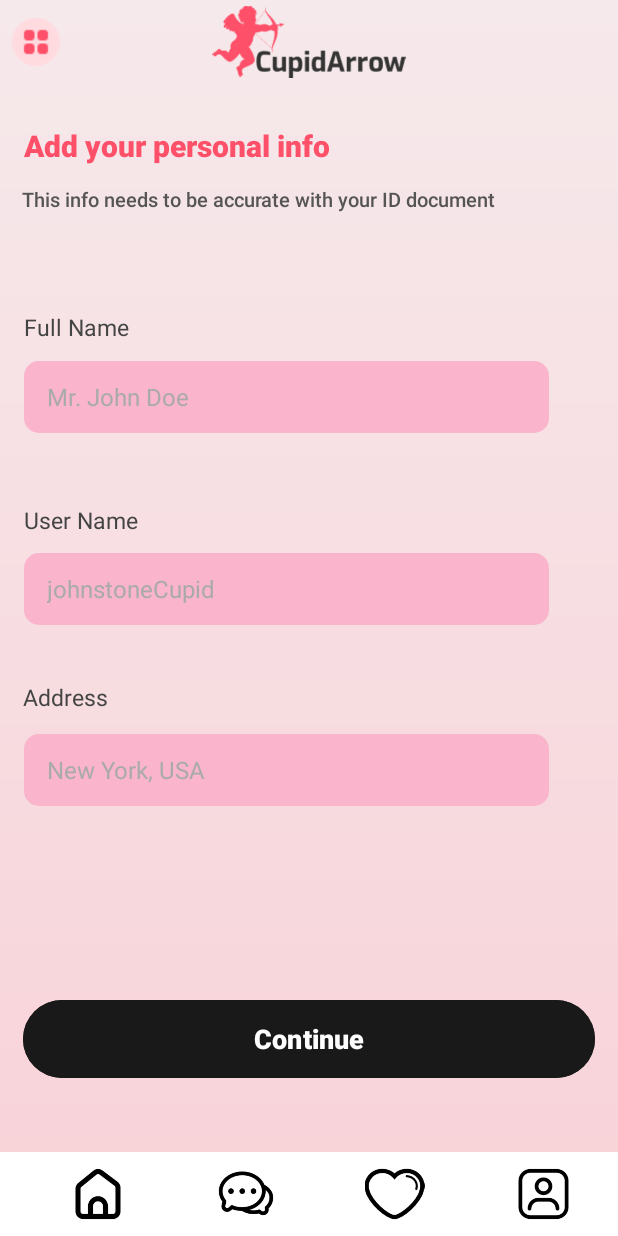
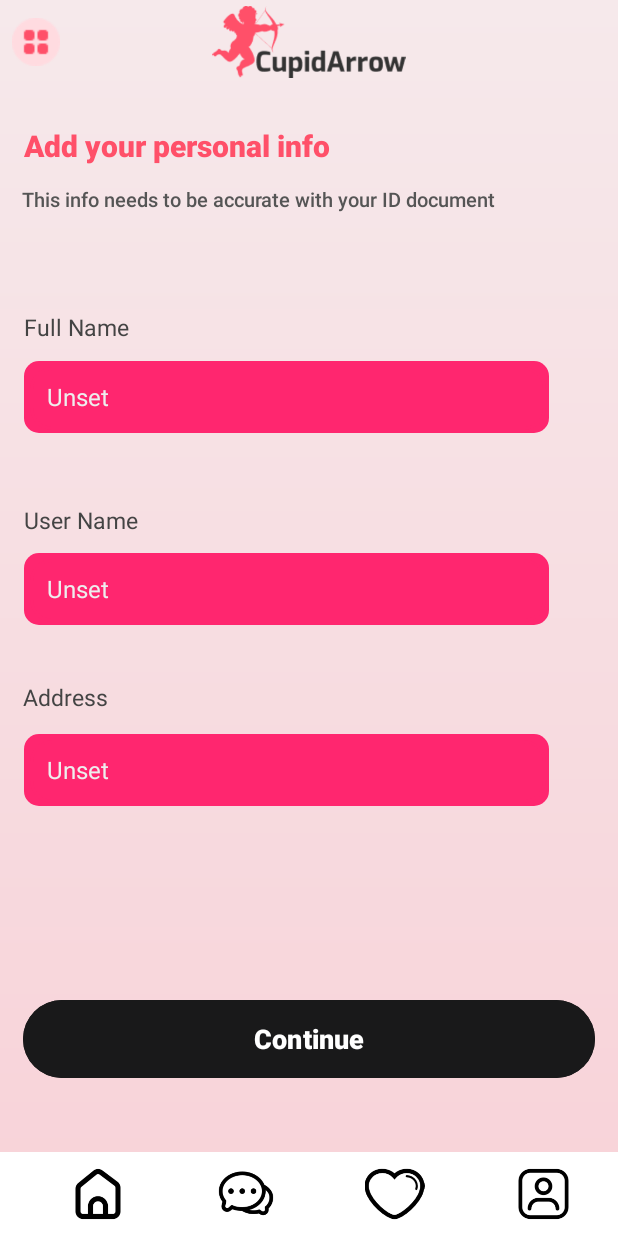
Before and after one commit to voquynhnga/Cupid-App, an Android app: the MySettingFragment screen opened through its navigation route, after a tap on "Continue", on a phone screen of 412 x 824 dp. Run offline under Robolectric (Android 15) with nearby library versions, the phone set to English and light mode, and no system bars; our stand-ins replace navigation-ui.

Commit message:
Validate basic Setting layout and EventListener onFocus

```diff
--- a/app/src/main/java/com/midterm/destined/MySettingFragment.java
+++ b/app/src/main/java/com/midterm/destined/MySettingFragment.java
@@ -35,11 +35,63 @@ public class MySettingFragment extends Fragment {
         binding = FragmentMySettingBinding.inflate(getLayoutInflater());
         View view = binding.getRoot();
 
+        binding.edFullName.setOnFocusChangeListener(new View.OnFocusChangeListener() {
+            @Override
+            public void onFocusChange(View view, boolean hasFocus) {
+                if(hasFocus){
+                    binding.edFullName.setHint("");
+                }
+                else {
+                    binding.edFullName.setHint("Unset");
+                }
+            }
+        });
+
+        binding.edUserName.setOnFocusChangeListener(new View.OnFocusChangeListener() {
+            @Override
+            public void onFocusChange(View view, boolean hasFocus) {
+                if(hasFocus){
+                    binding.edUserName.setHint("");
+                }
+                else {
+                    binding.edUserName.setHint("Unset");
+                }
+            }
+        });
+
+        binding.edAddress.setOnFocusChangeListener(new View.OnFocusChangeListener() {
+            @Override
+            public void onFocusChange(View view, boolean hasFocus) {
+                if(hasFocus){
+                    binding.edAddress.setHint("");
+                }
+                else {
+                    binding.edAddress.setHint("Unset");
+                }
+            }
+        });
+
 
         binding.btnContinue.setOnClickListener(new View.OnClickListener() {
             @Override
             public void onClick(View view) {
-                Toast.makeText(getContext(),"Save your new information",Toast.LENGTH_SHORT).show();
+                String fullName = binding.edFullName.getText().toString().trim();
+                String userName = binding.edUserName.getText().toString().trim();
+                String address = binding.edAddress.getText().toString().trim();
+
+
+                if(userName.length() < 8){
+                    Toast.makeText(getContext(), "User name must be longer than 8 characters ", Toast.LENGTH_SHORT).show();
+                }
+                else if(fullName.isEmpty()) {
+                    Toast.makeText(getContext(), "Full name is empty", Toast.LENGTH_SHORT).show();
+                }
+                else if(address.isEmpty()) {
+                    Toast.makeText(getContext(), "Address is empty", Toast.LENGTH_SHORT).show();
+                }
+                else {
+                    Toast.makeText(getContext(), "Save your new information", Toast.LENGTH_SHORT).show();
+                }
             }
         });
 
--- a/app/src/main/res/drawable/edit_text_background.xml
+++ b/app/src/main/res/drawable/edit_text_background.xml
@@ -3,7 +3,7 @@
     <item>
         <!-- Bóng -->
         <shape>
-            <solid android:color="#FAB5CC"/> <!-- Màu bóng với độ trong suốt -->
+            <solid android:color="#FF266F"/> <!-- Màu bóng với độ trong suốt -->
             <corners android:radius="10dp"/> <!-- Bo góc tương ứng -->
             <padding android:left="2dp" android:top="2dp" android:right="2dp" android:bottom="2dp"/> <!-- Padding để tạo khoảng cách cho bóng -->
         </shape>
@@ -13,8 +13,8 @@
             <solid android:color="@android:color/transparent"/> <!-- Nền trong suốt -->
             <stroke
                 android:width="2dp"
-                android:color="#FAB5CC"/> <!-- Đường viền màu FAB5CC -->
-            <corners android:radius="10dp"/> <!-- Bo góc nếu muốn -->
+                android:color="#FF266F"/> <!-- Đường viền màu FAB5CC -->
+            <corners android:radius="14dp"/> <!-- Bo góc nếu muốn -->
         </shape>
     </item>
 </layer-list>
--- a/app/src/main/res/layout/favourite_row_item.xml
+++ b/app/src/main/res/layout/favourite_row_item.xml
@@ -54,11 +54,13 @@
                     android:layout_height="wrap_content"
                     android:text="Remove them"
                     android:layout_marginLeft="10dp"
+                    android:layout_marginRight="10dp"
                     android:textColor="#F974A0"
                     android:textSize="14sp"
                     ></TextView>
 
                 <ImageView
+                    android:id="@+id/im_removeItem"
                     android:layout_width="48dp"
                     android:layout_height="30dp"
                     android:src="@drawable/favourite_remove"
--- a/app/src/main/res/layout/fragment_my_setting.xml
+++ b/app/src/main/res/layout/fragment_my_setting.xml
@@ -102,9 +102,9 @@
         android:background="@drawable/edit_text_background"
         android:paddingTop="12dp"
         android:paddingBottom="12dp"
-        android:hint="Mr. John Doe"
+        android:hint="Unset"
         android:textColor="@color/white"
-        android:textColorHint="#aaaaaa"
+        android:textColorHint="#eeeeee"
         android:paddingHorizontal="15dp"
         android:minHeight="48dp"
         android:textSize="16sp"
@@ -133,10 +133,10 @@
         android:layout_width="350dp"
         android:layout_height="wrap_content"
         android:background="@drawable/edit_text_background"
-        android:hint="johnstoneCupid"
+        android:hint="Unset"
         android:paddingHorizontal="15dp"
         android:textColor="@color/white"
-        android:textColorHint="#aaaaaa"
+        android:textColorHint="#eeeeee"
         android:minHeight="48dp"
         android:paddingTop="12dp"
         android:paddingBottom="12dp"
@@ -166,10 +166,10 @@
         android:layout_width="350dp"
         android:layout_height="wrap_content"
         android:background="@drawable/edit_text_background"
-        android:hint="New York, USA"
+        android:hint="Unset"
         android:paddingHorizontal="15dp"
         android:textColor="@color/white"
-        android:textColorHint="#aaaaaa"
+        android:textColorHint="#eeeeee"
         android:minHeight="48dp"
         android:paddingTop="12dp"
         android:paddingBottom="12dp"
```
Also changed, not shown: app/src/main/java/com/midterm/destined/FavouriteAdapter.java (+17 -0 lines).
